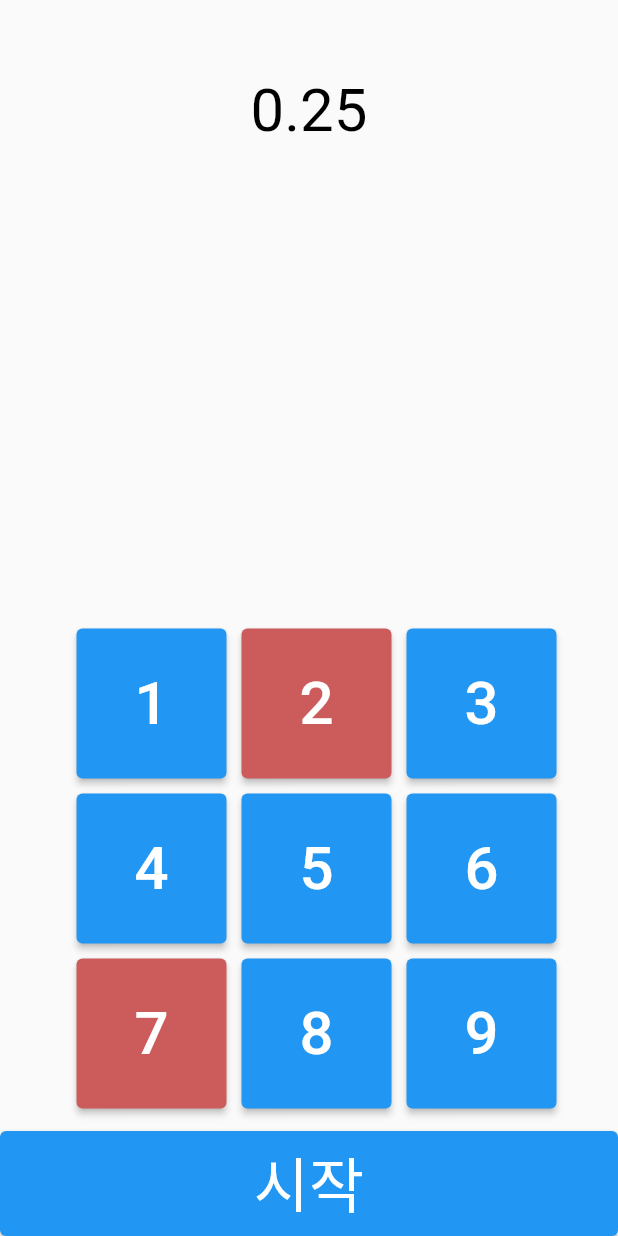
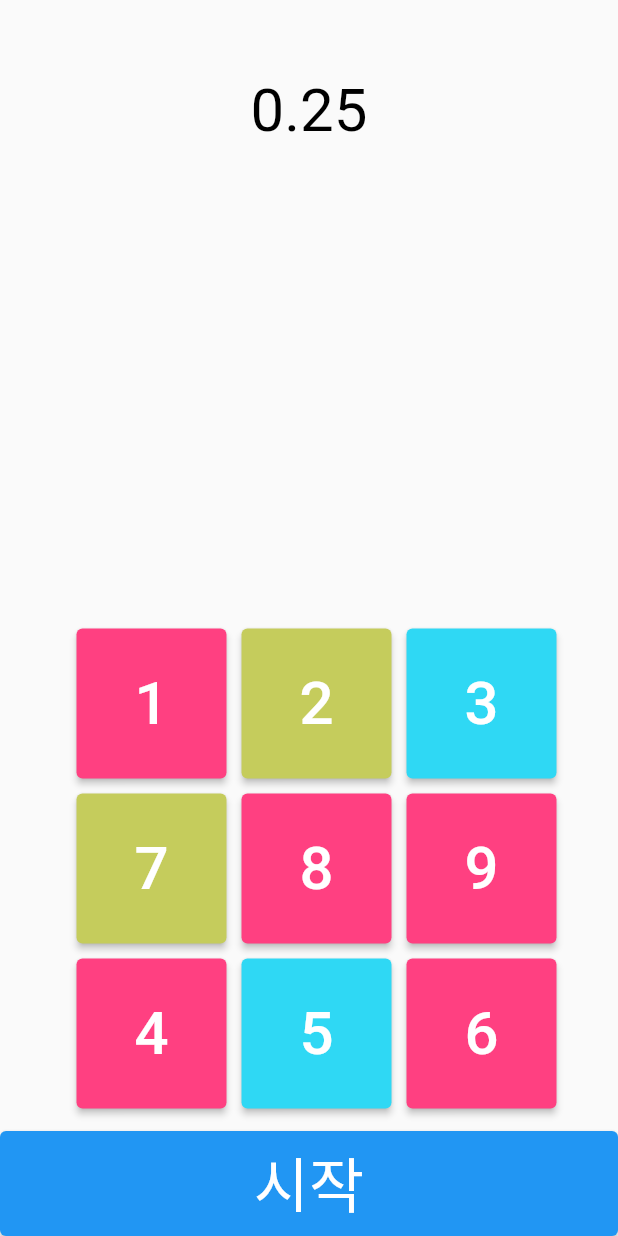
Before and after one commit to BANGWON-LEE/flutter_study, a Flutter app: the screen it shows after launch, after a tap on an icon or button, on a phone screen of 412 x 824 dp. Run offline on Flutter 3.47's test engine with Material 2 defaults, Android fonts, the light colour scheme and no system bars; our stand-ins replace webview_flutter.

Commit message:
20230115 tap_game update color and shuffle

```diff
--- a/lib/screen/tab_game.dart
+++ b/lib/screen/tab_game.dart
@@ -22,7 +22,7 @@ class _TabGameState extends State<TabGame> {
   bool startSignal = false;
   int cnt  = 0;
 
-  Map<int,String> kind = {0:'8',1:'B',2:'A',3:'C',4:'D',5:'F',6:'E',7:'B',8:'A',9:'F', 10:'E', 11 : '7' };
+  Map<int,String> kind = {0:'8',1:'B',2:'A',3:'C',4:'D',5:'F',6:'E',7:'B',8:'A',9:'F', 10:'E', 11 : '7', 12 : 'E',13 : 'F',14 : 'A' };
 
   String cntStr = '';
   String hexNum = '';
@@ -110,17 +110,19 @@ class _TabGameState extends State<TabGame> {
                               height: 100.0,
                               child: ElevatedButton(
                                 style: ElevatedButton.styleFrom(
-                                   primary: (random-cnt) % int.parse(num.value)   == 1 ? Color(codeHex) :
+                                   primary:
+                                   cnt == 0 ? Colors.blue :
+                                   (random-cnt) % int.parse(num.value) == 1 ? Color(codeHex) :
                                    (random+cnt)  % int.parse(num.value)  == 3  ? Color(secondCodeHex) :
-                                   (random) % int.parse(num.value) == 2  ? Color(thirdCodeHex) :
-                                   ((random+31) / int.parse(num.value)) % 2 == 0 ?  Color(fourthCodeHex) : Colors.blue
+                                   (random + cnt) % int.parse(num.value) == 2  ? Color(thirdCodeHex) :
+                                   ((random+31) / int.parse(num.value)) % 2 == 0 ?  Color(fourthCodeHex) : Colors.pinkAccent
                                 ),
                                 onPressed:(){
                                   cntStr = cnt.toString();
-                                  hexNum = '0xff${kind[indexRandom+3]}C5C5C';
-                                  secondHexNum = '0xff${kind[indexRandom+1]}F7F50';
-                                  thirdHexNum = '0xff${kind[indexRandom]}2FDf4';
-                                  fourthHexNum = '0xff${kind[indexRandom+2]}2FDf4';
+                                  hexNum = '0xffC5${kind[indexRandom+3]}C5C';
+                                  secondHexNum = '0xffF7F${kind[indexRandom+1]}50';
+                                  thirdHexNum = '0xff2FD${kind[indexRandom]}f4';
+                                  fourthHexNum = '0xff2FD${kind[indexRandom+2]}f4';
 
                                   codeHex = int.parse(hexNum);
                                   secondCodeHex = int.parse(secondHexNum);
@@ -131,9 +133,7 @@ class _TabGameState extends State<TabGame> {
                                     if(gameCount[cnt] == num.value){
                                       // print('2 dd ${cnt} num ${num}');
                                       choiceCount.add(num.value);
-                                      if(cnt % 2 != 0) {
-                                        btnCount.shuffle();
-                                      }
+                                      btnCount.shuffle();
                                       cnt = cnt+1;
                                     } else {
                                       _time+=25;
```
